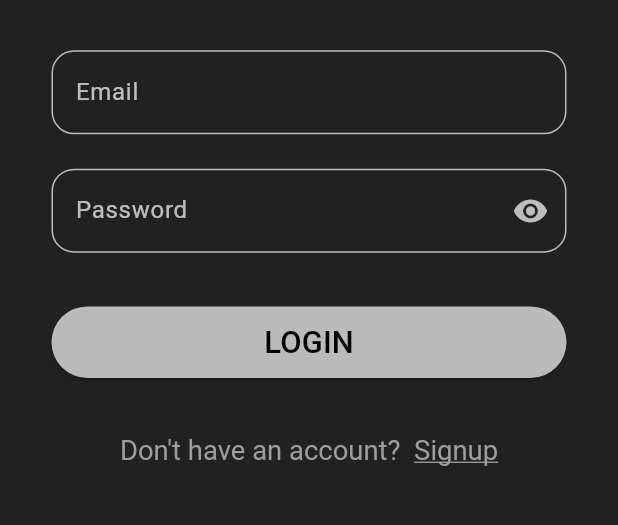
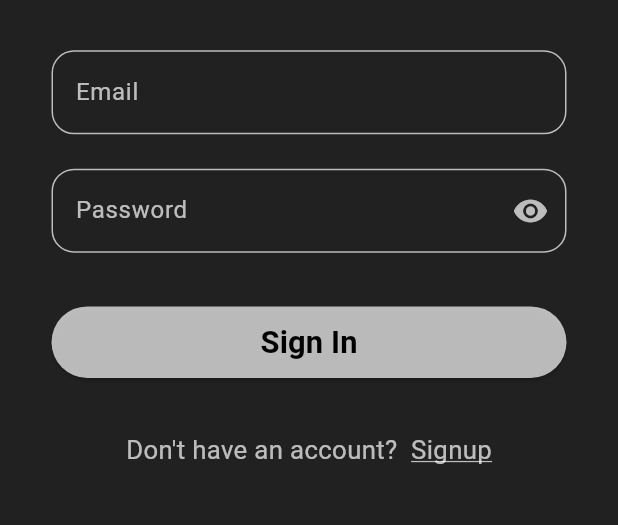
Before and after one commit to zack-04/notes_app, a Flutter app: the screen it shows after launch, on a phone screen of 412 x 824 dp, the part 185-710 px from its top. Run offline on Flutter 3.47's test engine with Material 3 defaults, Android fonts, the phone set to English and light mode, and no system bars; our stand-ins replace firebase_core, flutter_screenutil; accounts and stored records are empty.

```diff
--- /dev/null
+++ b/lib/components/custom_button.dart
@@ -0,0 +1,38 @@
+import 'package:flutter/material.dart';
+import 'package:flutter_screenutil/flutter_screenutil.dart';
+
+class CustomButton extends StatelessWidget {
+  const CustomButton({
+    super.key,
+    required this.text,
+    required this.onPressed,
+    required this.color,
+    required this.textColor,
+  });
+  final String text;
+  final VoidCallback onPressed;
+  final Color color;
+  final Color textColor;
+
+  @override
+  Widget build(BuildContext context) {
+    return SizedBox(
+      height: 40.h,
+      width: double.infinity,
+      child: ElevatedButton(
+        onPressed: onPressed,
+        style: ElevatedButton.styleFrom(
+          backgroundColor: color,
+        ),
+        child: Text(
+          text,
+          style: TextStyle(
+            color: textColor,
+            fontSize: 18.sp,
+            fontWeight: FontWeight.bold
+          ),
+        ),
+      ),
+    );
+  }
+}
--- a/lib/screens/signin_screen.dart
+++ b/lib/screens/signin_screen.dart
@@ -1,5 +1,8 @@
 import 'package:flutter/material.dart';
+import 'package:flutter/widgets.dart';
 import 'package:flutter_screenutil/flutter_screenutil.dart';
+import 'package:notes_app/components/custom_button.dart';
+import 'package:notes_app/screens/signup_screen.dart';
 
 class SigninScreen extends StatefulWidget {
   const SigninScreen({super.key});
@@ -184,49 +187,43 @@ class _SigninScreenState extends State<SigninScreen> {
                   SizedBox(
                     height: 30.h,
                   ),
-                  SizedBox(
-                    height: 40.h,
-                    width: double.infinity,
-                    child: ElevatedButton(
-                      onPressed: () {},
-                      style: ElevatedButton.styleFrom(
-                        backgroundColor: Colors.white70,
-                      ),
-                      child: Text(
-                        'LOGIN',
-                        style: TextStyle(
-                          color: Colors.black,
-                          fontSize: 18.sp,
-                        ),
-                      ),
-                    ),
+                  CustomButton(
+                    onPressed: () {},
+                    text: 'Sign In',
+                    color: Colors.white70,
+                    textColor: Colors.black,
                   ),
                   SizedBox(
                     height: 30.h,
                   ),
-                  Center(
-                    child: RichText(
-                      text: TextSpan(
-                        style: TextStyle(
-                          fontSize: 16.0.sp,
-                          color: Colors.grey,
-                          fontWeight: FontWeight.w400,
-                          height: 1.1.h,
+                  Row(
+                    mainAxisAlignment: MainAxisAlignment.center,
+                    children: [
+                      Text(
+                        "Don't have an account?  ",
+                        style:
+                            TextStyle(color: Colors.white70, fontSize: 15.sp),
+                      ),
+                      GestureDetector(
+                        onTap: () {
+                          Navigator.push(
+                            context,
+                            MaterialPageRoute(
+                              builder: (context) => SignUpScreen(),
+                            ),
+                          );
+                        },
+                        child: Text(
+                          'Signup',
+                          style: TextStyle(
+                            decoration: TextDecoration.underline,
+                            decorationColor: Colors.white70,
+                            color: Colors.white70,
+                            fontSize: 15.sp,
+                          ),
                         ),
-                        children: const [
-                          TextSpan(
-                            text: "Don't have an account?  ",
-                          ),
-                          TextSpan(
-                            text: 'Signup',
-                            style:
-                                TextStyle(decoration: TextDecoration.underline),
-                            // Add onTap callback for handling tap event
-                          ),
-
-                        ],
-                      ),
-                    ),
+                      )
+                    ],
                   ),
                 ],
               ),
```
Also changed, not shown: lib/screens/signup_screen.dart (added, +316 -0 lines), 3 other files.
